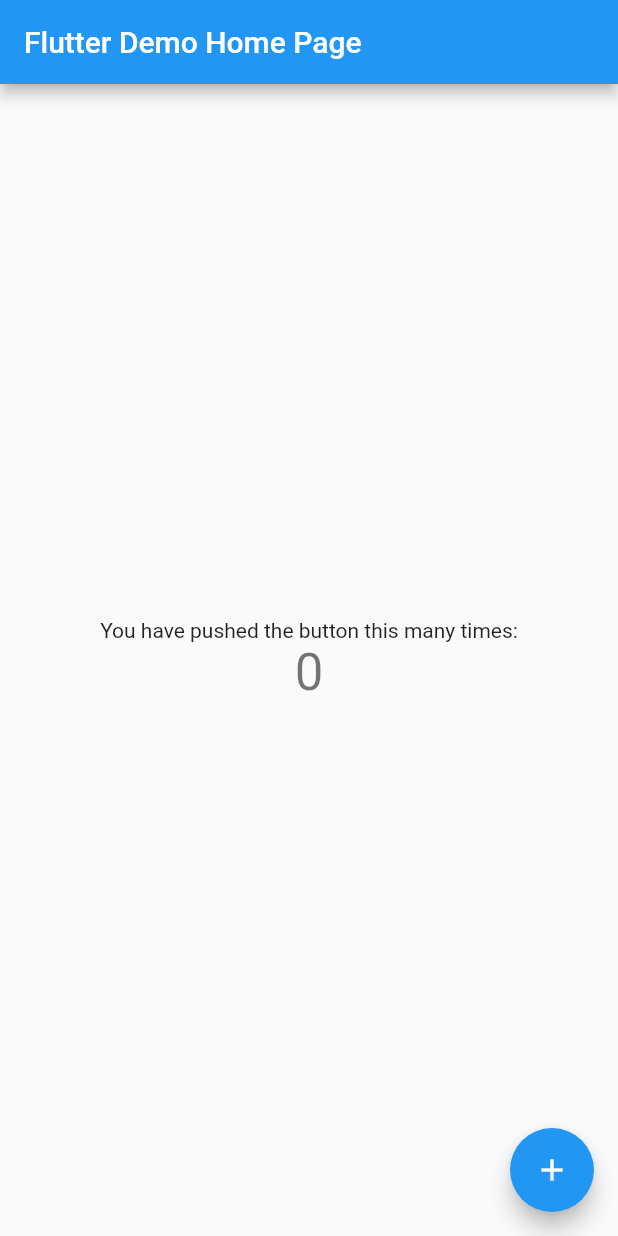
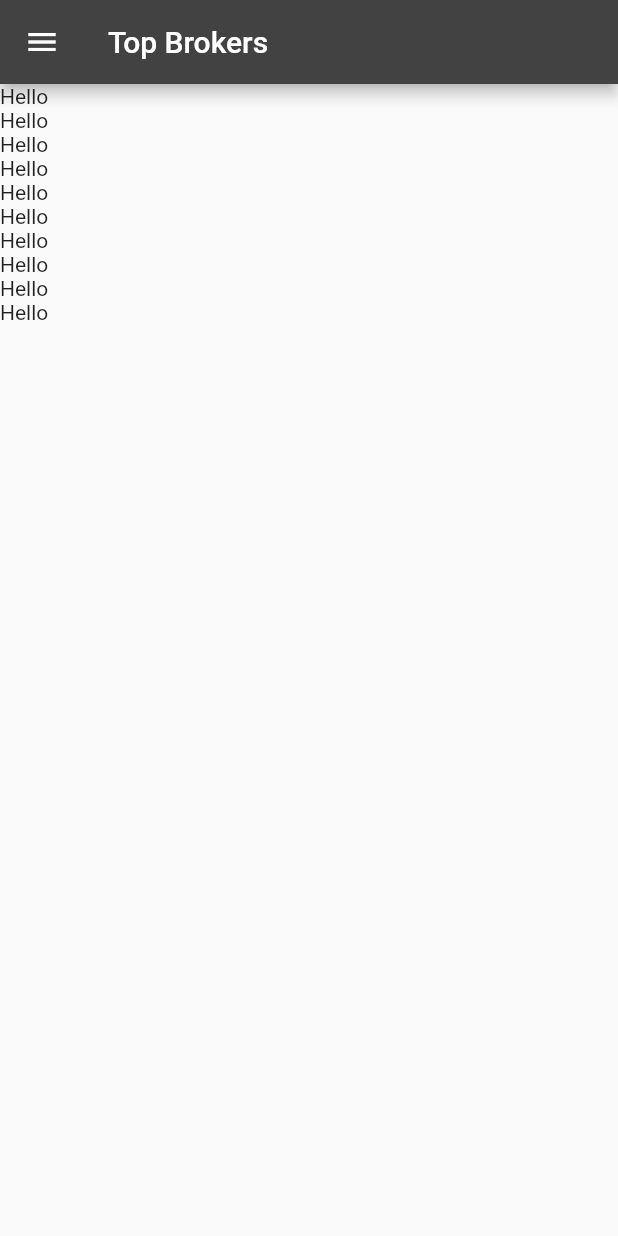
Before and after one commit to MatanLazimi/Matan-New-App, a Flutter app: the screen it shows after launch, on a phone screen of 412 x 824 dp. Run offline on Flutter 3.47's test engine with Material 2 defaults, Android fonts, the phone set to English and light mode, and no system bars.

Commit message:
Add new Home screen

```diff
--- a/new_app/lib/main.dart
+++ b/new_app/lib/main.dart
@@ -1,4 +1,7 @@
 import 'package:flutter/material.dart';
+
+import 'other/strings.dart';
+import 'view/top_brokers_screen.dart';
 
 void main() {
   runApp(const MyApp());
@@ -11,105 +14,11 @@ class MyApp extends StatelessWidget {
   @override
   Widget build(BuildContext context) {
     return MaterialApp(
-      title: 'Flutter Demo',
+      title: StringsAndConsts.MAIN_BUNDLE,
       theme: ThemeData(
-        // This is the theme of your application.
-        //
-        // Try running your application with "flutter run". You'll see the
-        // application has a blue toolbar. Then, without quitting the app, try
-        // changing the primarySwatch below to Colors.green and then invoke
-        // "hot reload" (press "r" in the console where you ran "flutter run",
-        // or simply save your changes to "hot reload" in a Flutter IDE).
-        // Notice that the counter didn't reset back to zero; the application
-        // is not restarted.
         primarySwatch: Colors.blue,
       ),
-      home: const MyHomePage(title: 'Flutter Demo Home Page'),
+      home: const MyHomePage(),
     );
   }
 }
-
-class MyHomePage extends StatefulWidget {
-  const MyHomePage({super.key, required this.title});
-
-  // This widget is the home page of your application. It is stateful, meaning
-  // that it has a State object (defined below) that contains fields that affect
-  // how it looks.
-
-  // This class is the configuration for the state. It holds the values (in this
-  // case the title) provided by the parent (in this case the App widget) and
-  // used by the build method of the State. Fields in a Widget subclass are
-  // always marked "final".
-
-  final String title;
-
-  @override
-  State<MyHomePage> createState() => _MyHomePageState();
-}
-
-class _MyHomePageState extends State<MyHomePage> {
-  int _counter = 0;
-
-  void _incrementCounter() {
-    setState(() {
-      // This call to setState tells the Flutter framework that something has
-      // changed in this State, which causes it to rerun the build method below
-      // so that the display can reflect the updated values. If we changed
-      // _counter without calling setState(), then the build method would not be
-      // called again, and so nothing would appear to happen.
-      _counter++;
-    });
-  }
-
-  @override
-  Widget build(BuildContext context) {
-    // This method is rerun every time setState is called, for instance as done
-    // by the _incrementCounter method above.
-    //
-    // The Flutter framework has been optimized to make rerunning build methods
-    // fast, so that you can just rebuild anything that needs updating rather
-    // than having to individually change instances of widgets.
-    return Scaffold(
-      appBar: AppBar(
-        // Here we take the value from the MyHomePage object that was created by
-        // the App.build method, and use it to set our appbar title.
-        title: Text(widget.title),
-      ),
-      body: Center(
-        // Center is a layout widget. It takes a single child and positions it
-        // in the middle of the parent.
-        child: Column(
-          // Column is also a layout widget. It takes a list of children and
-          // arranges them vertically. By default, it sizes itself to fit its
-          // children horizontally, and tries to be as tall as its parent.
-          //
-          // Invoke "debug painting" (press "p" in the console, choose the
-          // "Toggle Debug Paint" action from the Flutter Inspector in Android
-          // Studio, or the "Toggle Debug Paint" command in Visual Studio Code)
-          // to see the wireframe for each widget.
-          //
-          // Column has various properties to control how it sizes itself and
-          // how it positions its children. Here we use mainAxisAlignment to
-          // center the children vertically; the main axis here is the vertical
-          // axis because Columns are vertical (the cross axis would be
-          // horizontal).
-          mainAxisAlignment: MainAxisAlignment.center,
-          children: <Widget>[
-            const Text(
-              'You have pushed the button this many times:',
-            ),
-            Text(
-              '$_counter',
-              style: Theme.of(context).textTheme.headlineMedium,
-            ),
-          ],
-        ),
-      ),
-      floatingActionButton: FloatingActionButton(
-        onPressed: _incrementCounter,
-        tooltip: 'Increment',
-        child: const Icon(Icons.add),
-      ), // This trailing comma makes auto-formatting nicer for build methods.
-    );
-  }
-}
--- /dev/null
+++ b/new_app/lib/view/top_brokers_screen.dart
@@ -0,0 +1,36 @@
+import 'package:flutter/material.dart';
+
+import '../other/strings.dart';
+
+class MyHomePage extends StatefulWidget {
+  const MyHomePage({super.key});
+
+  @override
+  State<MyHomePage> createState() => _MyHomePageState();
+}
+
+class _MyHomePageState extends State<MyHomePage> {
+  int _counter = 0;
+
+  void _incrementCounter() {
+    setState(() {
+      _counter++;
+    });
+  }
+
+  @override
+  Widget build(BuildContext context) {
+    return Scaffold(
+      appBar: AppBar(
+        leading: IconButton(onPressed: () {}, icon: const Icon(Icons.menu)),
+        backgroundColor: StringsAndConsts.APPBAR_COLOR,
+        title: const Text(StringsAndConsts.HOME_TITLE),
+      ),
+      body: ListView.builder(
+          itemBuilder: (context, index) {
+            return const Text('Hello');
+          },
+          itemCount: 10),
+    );
+  }
+}
```
